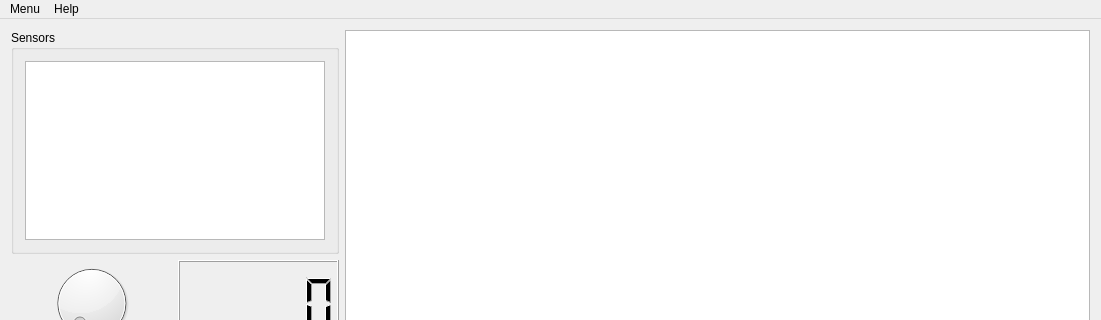
Qt form GUIController/src/forms/mainwindow.ui (Zingam/SpaGUIController) before a commit; both pictures show x 0 to 1101 and y 0 to 320 of the 1101 by 615 pixel window.
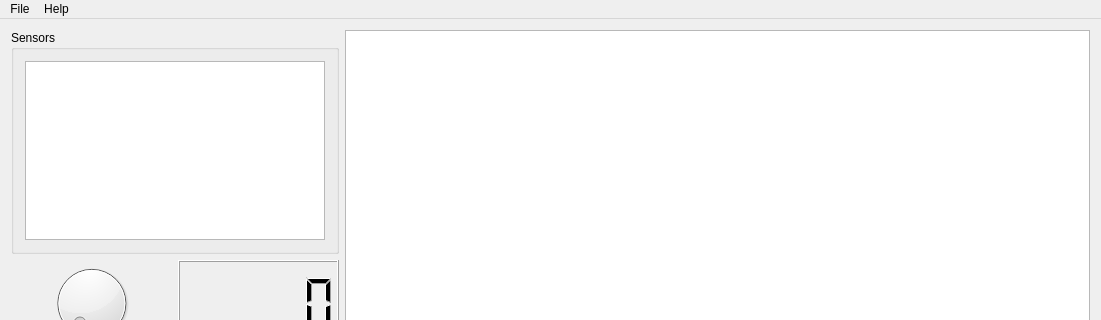
The same form after that commit.

Commit message: GUIController: Updated translations

Patch:
```diff
--- a/GUIController/src/forms/mainwindow.ui
+++ b/GUIController/src/forms/mainwindow.ui
@@ -141,7 +141,7 @@
    </widget>
    <widget class="QMenu" name="menu">
     <property name="title">
-     <string>Menu</string>
+     <string>File</string>
     </property>
     <addaction name="action_Export_Scenes"/>
     <addaction name="action_Import_Scenes"/>
```
Left out of the diff: 6 changed lines with no effect on the pictures. The commit also changes 1 other file.
